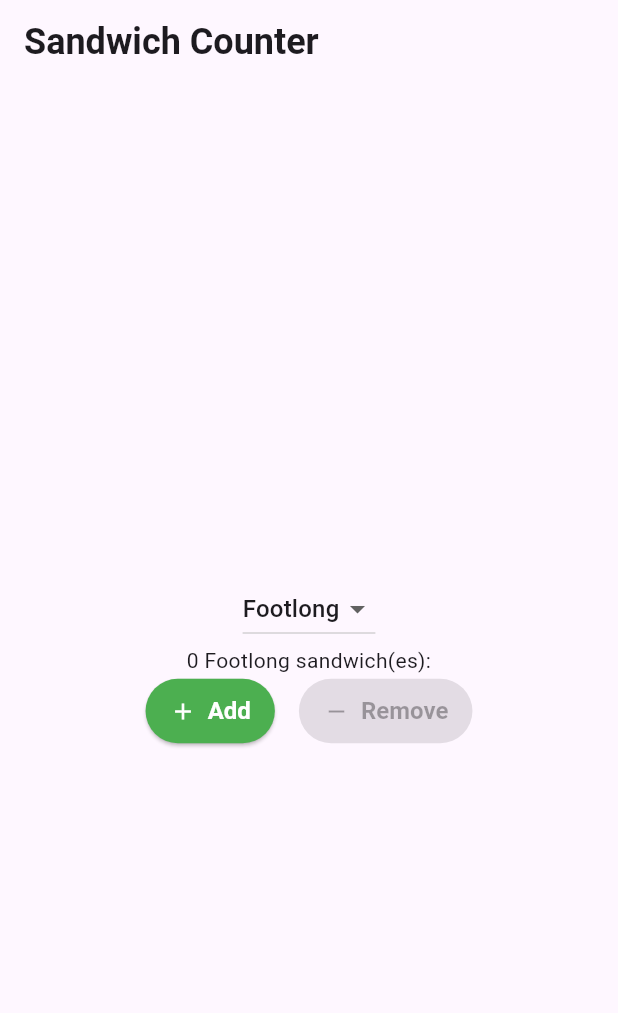
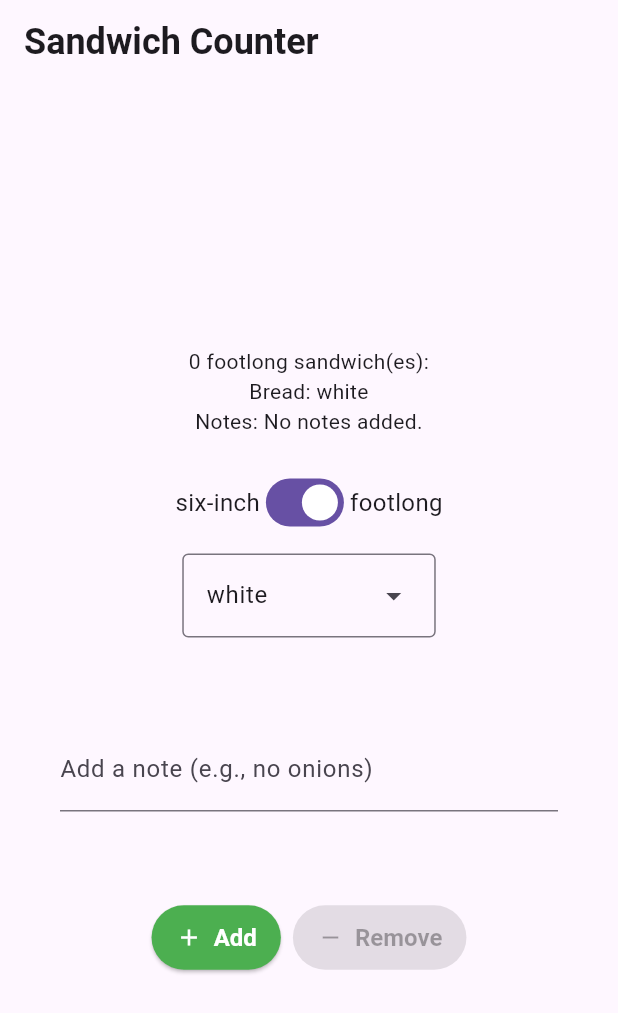
Before and after one commit to K-agya/sandwich_shop, a Flutter app: the screen it shows after launch, on a phone screen of 412 x 824 dp. Shown: the top 1013 px of the screen. Run offline on Flutter 3.47's test engine with Material 3 defaults, Android fonts, the phone set to English and light mode, and no system bars.

```diff
--- a/lib/main.dart
+++ b/lib/main.dart
@@ -1,5 +1,9 @@
 import 'package:flutter/material.dart';
 import 'views/app_styles.dart';
+import 'package:sandwich_shop/repositories/order_repository.dart';
+
+enum BreadType { white, wheat, wholemeal }
+
 
 void main() {
   runApp(const App());
@@ -59,66 +63,140 @@ class OrderScreen extends StatefulWidget {
   }
 }
 
-// ...existing code...
+
 class _OrderScreenState extends State<OrderScreen> {
-  int _quantity = 0;
-  String _selectedSize = 'Footlong'; // changed code
+  late final OrderRepository _orderRepository;
+  final TextEditingController _notesController = TextEditingController();
+  bool _isFootlong = true;
+  BreadType _selectedBreadType = BreadType.white;
 
-  void _increaseQuantity() {
-    if (_quantity < widget.maxQuantity) {
-      setState(() => _quantity++);
+  @override
+  void initState() {
+    super.initState();
+    _orderRepository = OrderRepository(maxQuantity: widget.maxQuantity);
+    _notesController.addListener(() {
+      setState(() {});
+    });
+  }
+
+  @override
+  void dispose() {
+    _notesController.dispose();
+    super.dispose();
+  }
+
+  VoidCallback? _getIncreaseCallback() {
+    if (_orderRepository.canIncrement) {
+      return () => setState(_orderRepository.increment);
+    }
+    return null;
+  }
+
+  VoidCallback? _getDecreaseCallback() {
+    if (_orderRepository.canDecrement) {
+      return () => setState(_orderRepository.decrement);
+    }
+    return null;
+  }
+
+  void _onSandwichTypeChanged(bool value) {
+    setState(() => _isFootlong = value);
+  }
+
+  void _onBreadTypeSelected(BreadType? value) {
+    if (value != null) {
+      setState(() => _selectedBreadType = value);
     }
   }
 
-  void _decreaseQuantity() {
-    if (_quantity > 0) {
-      setState(() => _quantity--);
+  List<DropdownMenuEntry<BreadType>> _buildDropdownEntries() {
+    List<DropdownMenuEntry<BreadType>> entries = [];
+    for (BreadType bread in BreadType.values) {
+      DropdownMenuEntry<BreadType> newEntry = DropdownMenuEntry<BreadType>(
+        value: bread,
+        label: bread.name,
+      );
+      entries.add(newEntry);
     }
+    return entries;
   }
 
   @override
   Widget build(BuildContext context) {
+    String sandwichType = 'footlong';
+    if (!_isFootlong) {
+      sandwichType = 'six-inch';
+    }
+
+    String noteForDisplay;
+    if (_notesController.text.isEmpty) {
+      noteForDisplay = 'No notes added.';
+    } else {
+      noteForDisplay = _notesController.text;
+    }
+
     return Scaffold(
-      appBar: AppBar(title: const Text(
-        'Sandwich Counter',
-        style: heading1
-        )
+      appBar: AppBar(
+        title: const Text(
+          'Sandwich Counter',
+          style: heading1,
         ),
+      ),
       body: Center(
         child: Column(
           mainAxisAlignment: MainAxisAlignment.center,
           children: <Widget>[
-            // changed code: dropdown to pick sandwich size
-            DropdownButton<String>(
-              value: _selectedSize,
-              items: const [
-                DropdownMenuItem(value: 'Footlong', child: Text('Footlong')),
-                DropdownMenuItem(value: '6-inch', child: Text('6-inch')),
+            OrderItemDisplay(
+              quantity: _orderRepository.quantity,
+              itemType: sandwichType,
+              breadType: _selectedBreadType,
+              orderNote: noteForDisplay,
+            ),
+            const SizedBox(height: 20),
+            Row(
+              mainAxisAlignment: MainAxisAlignment.center,
+              children: [
+                const Text('six-inch', style: normalText),
+                Switch(
+                  value: _isFootlong,
+                  onChanged: _onSandwichTypeChanged,
+                ),
+                const Text('footlong', style: normalText),
               ],
-              onChanged: (value) => setState(() {
-                if (value != null) _selectedSize = value;
-              }),
             ),
-
-            // changed code: use selectedSize
-            OrderItemDisplay(_quantity, _selectedSize),
-
+            const SizedBox(height: 10),
+            DropdownMenu<BreadType>(
+              textStyle: normalText,
+              initialSelection: _selectedBreadType,
+              onSelected: _onBreadTypeSelected,
+              dropdownMenuEntries: _buildDropdownEntries(),
+            ),
+            const SizedBox(height: 20),
+            Padding(
+              padding: const EdgeInsets.all(40.0),
+              child: TextField(
+                key: const Key('notes_textfield'),
+                controller: _notesController,
+                decoration: const InputDecoration(
+                  labelText: 'Add a note (e.g., no onions)',
+                ),
+              ),
+            ),
+            const SizedBox(height: 20),
             Row(
               mainAxisAlignment: MainAxisAlignment.center,
               children: [
                 StyledButton(
+                  onPressed: _getIncreaseCallback(),
+                  icon: Icons.add,
                   label: 'Add',
-                  icon: Icons.add,
-                  onPressed: _quantity < widget.maxQuantity
-                      ? _increaseQuantity
-                      : null,
                   backgroundColor: Colors.green,
                 ),
-                const SizedBox(width: 16),
+                const SizedBox(width: 8),
                 StyledButton(
+                  onPressed: _getDecreaseCallback(),
+                  icon: Icons.remove,
                   label: 'Remove',
-                  icon: Icons.remove,
-                  onPressed: _quantity > 0 ? _decreaseQuantity : null,
                   backgroundColor: Colors.red,
                 ),
               ],
@@ -129,22 +207,30 @@ class _OrderScreenState extends State<OrderScreen> {
     );
   }
 }
-// ...existing code...
+
 
 class OrderItemDisplay extends StatelessWidget {
   final int quantity;
   final String itemType;
+  final BreadType breadType;
+  final String orderNote;
 
-  const OrderItemDisplay(this.quantity, this.itemType, {super.key});
+  const OrderItemDisplay({
+    required this.quantity,
+    required this.itemType,
+    required this.breadType,
+    required this.orderNote,
+    super.key,
+});
 
   @override
   Widget build(BuildContext context) {
-    final sandwiches = List.generate(quantity, (_) => '🥪').join(); // changed code
+    final sandwiches = List.generate(quantity, (_) => '🥪').join();
     return Text(
-      '$quantity $itemType sandwich(es): $sandwiches',
+      '$quantity $itemType sandwich(es): $sandwiches\nBread: ${breadType.name}\nNotes: $orderNote',
       textAlign: TextAlign.center,
       overflow: TextOverflow.ellipsis,
-      maxLines: 2,
+      maxLines: 3,
     );
   }
 }
```
